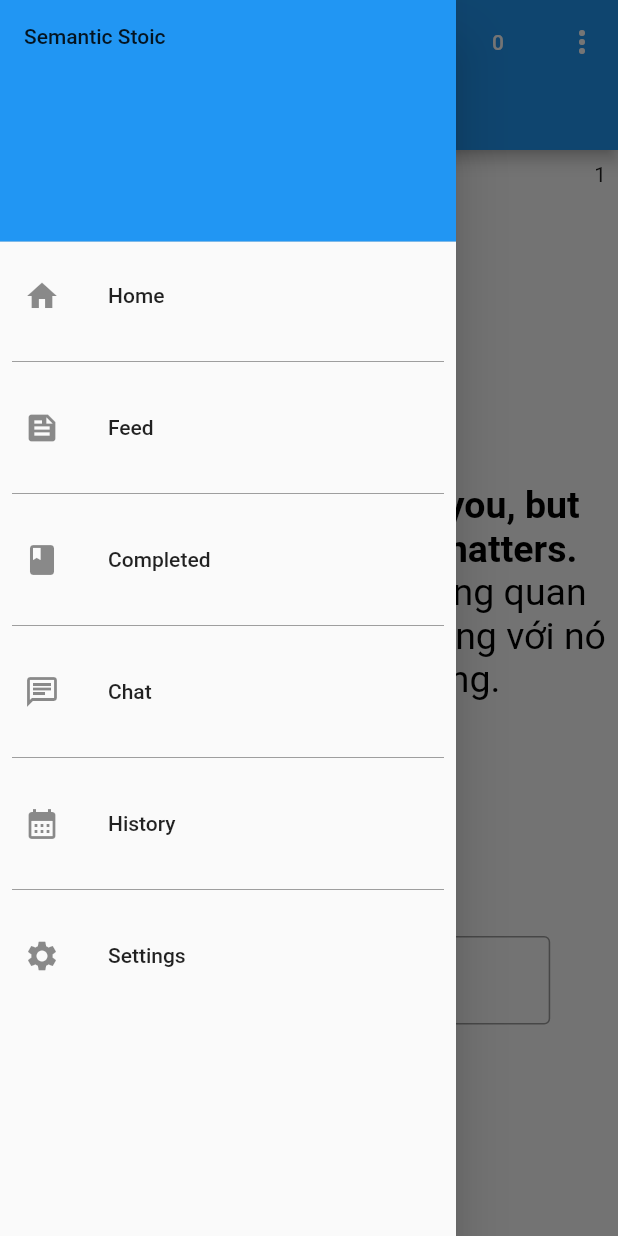
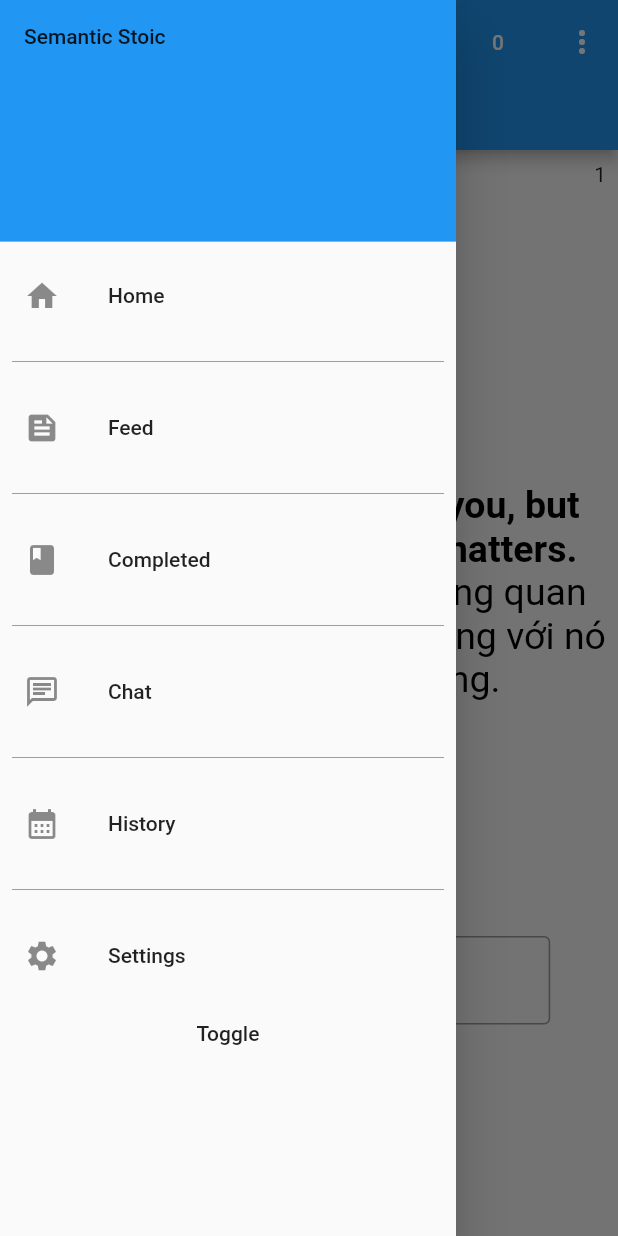
Before and after one commit to PrimeTimeTran/semantics, a Flutter app: the screen it shows after launch, with the side drawer open, on a phone screen of 412 x 824 dp. Run offline on Flutter 3.47's test engine with Material 2 defaults, Android fonts, the phone set to English and light mode, and no system bars; our stand-ins replace firebase_analytics, firebase_auth, firebase_core, firebase_database, fl_chart, table_calendar and 1 more; missing offline and left inert: dart:html, moment_dart; accounts and stored records are empty; generated files the repository leaves out were written again.

Commit message:
Add i18n to drawer

```diff
--- a/lib/main.dart
+++ b/lib/main.dart
@@ -135,18 +135,10 @@ class _MyHomePageState extends State<MyHomePage> {
   Widget build(BuildContext context) {
     return Scaffold(
       appBar: Navbar(changePage: drawerChange),
-      drawer: MyDrawer(drawerChange: drawerChange),
-      // floatingActionButton: FloatingActionButton(
-      //   onPressed: () {
-      //     widget.toggleLang();
-      //   },
-      //   backgroundColor: Colors.green,
-      //   child: const Icon(Icons.navigation),
-      // ),
+      drawer:
+          MyDrawer(drawerChange: drawerChange, changeLang: widget.toggleLang),
       body: Column(
         children: <Widget>[
-          // Text(AppLocalizations.of(context)!.helloWorld),
-          // Text(AppLocalizations.of(context)!.foo),
           Expanded(
             flex: 10,
             child: body,
--- a/lib/widgets/my_drawer.dart
+++ b/lib/widgets/my_drawer.dart
@@ -1,5 +1,6 @@
 import 'package:flutter/material.dart';
 import 'package:semantic/screens/calendar.dart';
+import 'package:flutter_gen/gen_l10n/app_localizations.dart';
 
 import 'package:semantic/screens/composer.dart';
 import 'package:semantic/screens/feed.dart';
@@ -9,9 +10,11 @@ import 'package:semantic/screens/settings.dart';
 import '../screens/chat.dart';
 
 class MyDrawer extends StatefulWidget {
-  const MyDrawer({super.key, required this.drawerChange});
+  const MyDrawer(
+      {super.key, required this.drawerChange, required this.changeLang});
 
   final Function drawerChange;
+  final Function changeLang;
 
   @override
   State<MyDrawer> createState() => _MyDrawerState();
@@ -32,7 +35,7 @@ class _MyDrawerState extends State<MyDrawer> {
           ),
           ListTile(
             leading: const Icon(Icons.home),
-            title: const Text('Home'),
+            title: Text(AppLocalizations.of(context)!.home),
             onTap: () {
               widget.drawerChange(const Composer());
               Navigator.pop(context);
@@ -44,7 +47,7 @@ class _MyDrawerState extends State<MyDrawer> {
           ),
           ListTile(
             leading: const Icon(Icons.feed),
-            title: const Text('Feed'),
+            title: Text(AppLocalizations.of(context)!.feed),
             onTap: () {
               widget.drawerChange(const Feed());
               Navigator.pop(context);
@@ -56,7 +59,7 @@ class _MyDrawerState extends State<MyDrawer> {
           ),
           ListTile(
             leading: const Icon(Icons.book),
-            title: const Text('Completed'),
+            title: Text(AppLocalizations.of(context)!.completed),
             onTap: () {
               widget.drawerChange(const Dashboard());
               Navigator.pop(context);
@@ -68,7 +71,7 @@ class _MyDrawerState extends State<MyDrawer> {
           ),
           ListTile(
             leading: const Icon(Icons.chat_outlined),
-            title: const Text('Chat'),
+            title: Text(AppLocalizations.of(context)!.chat),
             onTap: () {
               widget.drawerChange(const Chat());
               Navigator.pop(context);
@@ -80,7 +83,7 @@ class _MyDrawerState extends State<MyDrawer> {
           ),
           ListTile(
             leading: const Icon(Icons.calendar_month),
-            title: const Text('History'),
+            title: Text(AppLocalizations.of(context)!.history),
             onTap: () {
               widget.drawerChange(const Calendar());
               Navigator.pop(context);
@@ -92,12 +95,18 @@ class _MyDrawerState extends State<MyDrawer> {
           ),
           ListTile(
             leading: const Icon(Icons.settings),
-            title: const Text('Settings'),
+            title: Text(AppLocalizations.of(context)!.settings),
             onTap: () {
               widget.drawerChange(const Settings());
               Navigator.pop(context);
             },
           ),
+          MaterialButton(
+            child: Text(AppLocalizations.of(context)!.toggle),
+            onPressed: () {
+              widget.changeLang();
+            },
+          )
         ],
       ),
     );
```
Also changed, not shown: lib/l10n/app_en.arb (+7 -5 lines), lib/l10n/app_vi.arb (+7 -5 lines).
